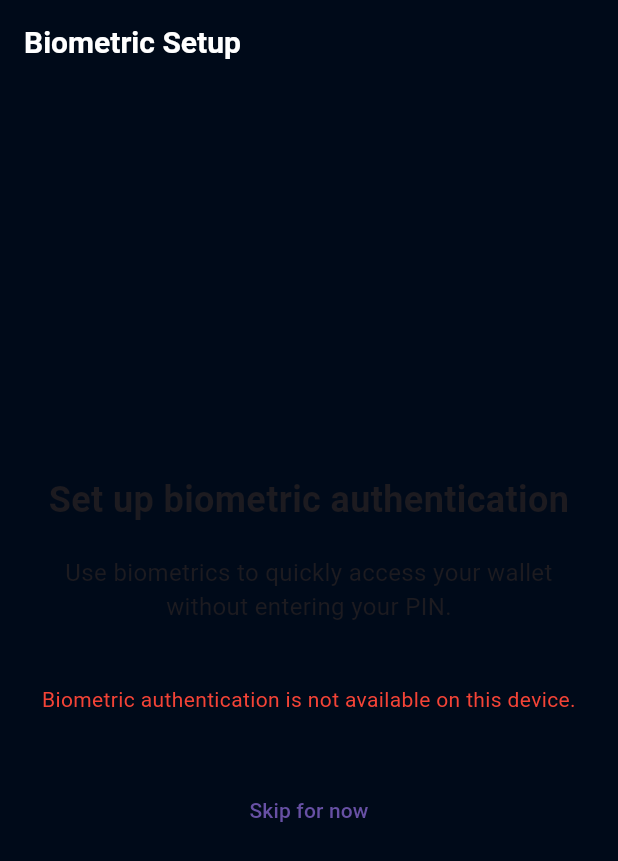
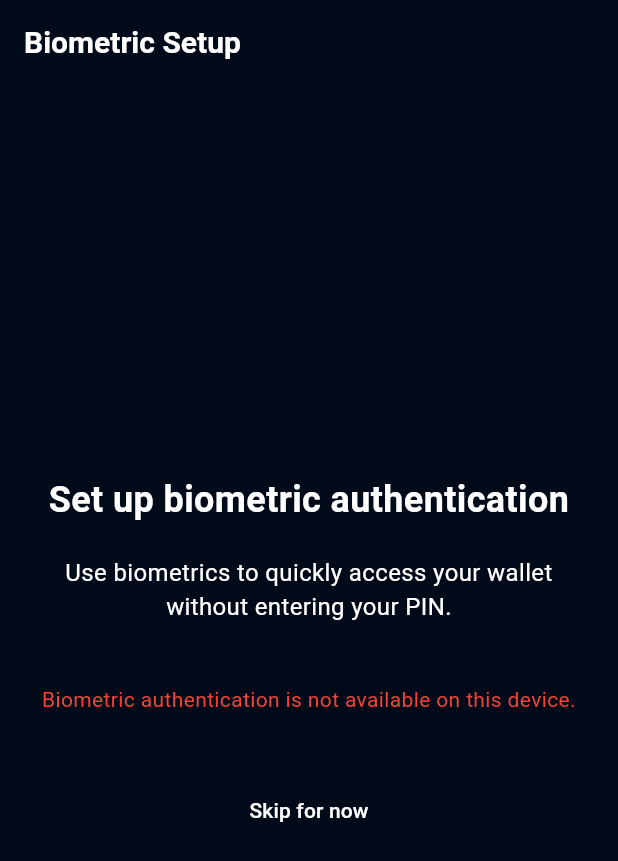
Before and after one commit to ZkAGI/PawPad, a Flutter app: the BiometricSetupScreen screen opened directly, on a phone screen of 412 x 824 dp. Shown: the top 861 px of the screen. Run offline on Flutter 3.47's test engine with Material 3 defaults, Android fonts, the phone set to English and light mode, and no system bars; our stand-ins replace device_info_plus, flutter_secure_storage, image_picker, local_auth, shared_preferences; missing offline and left inert: bip39, solana; accounts and stored records are empty; Roboto replaces fonts that are missing (TT Firs Neue).

Commit message:
Biometrics screen styling fix

```diff
--- a/lib/screens/biometric_setup_screen.dart
+++ b/lib/screens/biometric_setup_screen.dart
@@ -79,7 +79,7 @@ class _BiometricSetupScreenState extends State<BiometricSetupScreen> {
 
     return Scaffold(
       appBar: AppBar(
-        title: const Text('Biometric Setup'),
+        title: const Text('Biometric Setup', style: TextStyle(color: Colors.white)),
       ),
       body: Center(
         child: Padding(
@@ -89,13 +89,13 @@ class _BiometricSetupScreenState extends State<BiometricSetupScreen> {
             children: [
               const Text(
                 'Set up biometric authentication',
-                style: TextStyle(fontSize: 24, fontWeight: FontWeight.bold),
+                style: TextStyle(fontSize: 24, fontWeight: FontWeight.bold,color: Colors.white),
                 textAlign: TextAlign.center,
               ),
               const SizedBox(height: 20),
               const Text(
                 'Use biometrics to quickly access your wallet without entering your PIN.',
-                style: TextStyle(fontSize: 16),
+                style: TextStyle(fontSize: 16,color: Colors.white),
                 textAlign: TextAlign.center,
               ),
               const SizedBox(height: 40),
@@ -127,7 +127,7 @@ class _BiometricSetupScreenState extends State<BiometricSetupScreen> {
               const SizedBox(height: 40),
               TextButton(
                 onPressed: _skipBiometrics,
-                child: const Text('Skip for now'),
+                child: const Text('Skip for now',style: TextStyle(color: Colors.white),),
               ),
             ],
           ),
```
